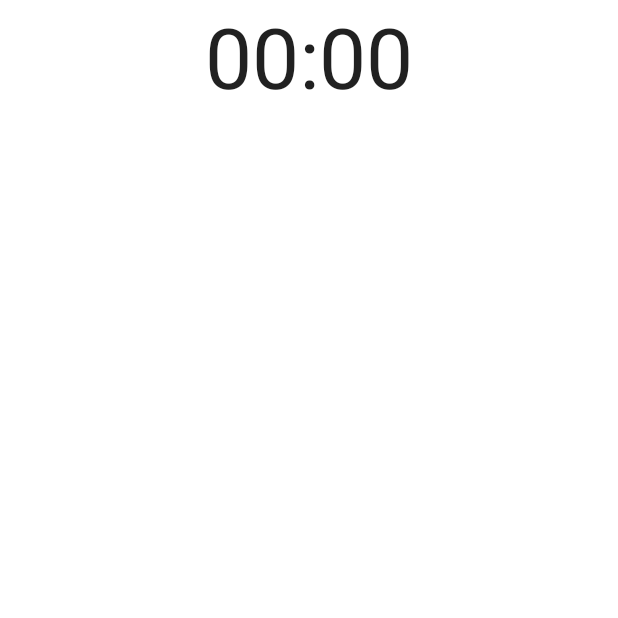
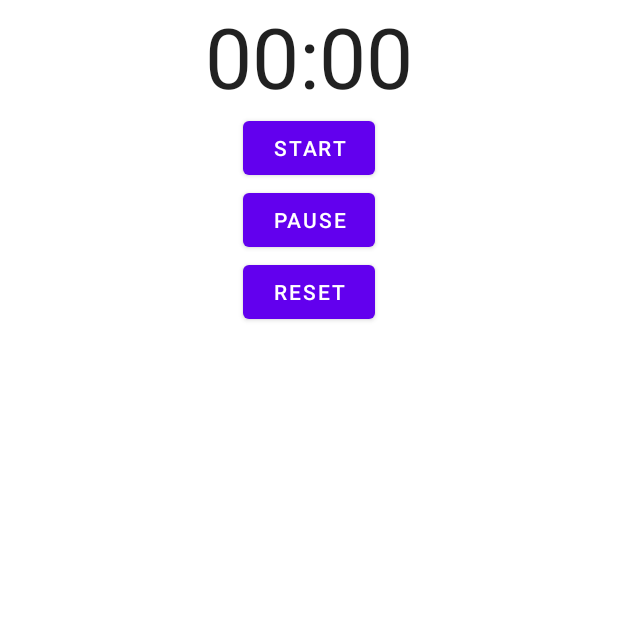
Before and after one commit to Nezari/mobile, an Android app: the MainActivity screen opened directly, with no data from a screen before it, on a phone screen of 412 x 824 dp, the top half of it. Run offline under Robolectric (Android 15) with nearby library versions, the phone set to English and light mode, and no system bars.

Commit message:
add 3 buttons to ui

```diff
--- a/Stopwatch/app/src/main/res/layout/activity_main.xml
+++ b/Stopwatch/app/src/main/res/layout/activity_main.xml
@@ -14,4 +14,22 @@
         android:layout_height="wrap_content"
         android:textSize="56sp" />
 
+    <Button
+        android:id="@+id/start_button"
+        android:layout_width="wrap_content"
+        android:layout_height="wrap_content"
+        android:text="@string/start" />
+
+    <Button
+        android:id="@+id/pause_button"
+        android:layout_width="wrap_content"
+        android:layout_height="wrap_content"
+        android:text="@string/pause" />
+
+    <Button
+        android:id="@+id/reset_button"
+        android:layout_width="wrap_content"
+        android:layout_height="wrap_content"
+        android:text="@string/reset" />
+
 </LinearLayout>
```
